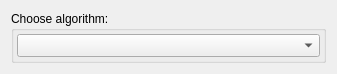
Before: the Qt Designer form biotracker/src/AlgorithmSelectionWidget.ui in BioroboticsLab/biotracker_gui, drawn with Qt 5.
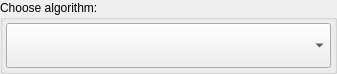
After: the same form once the commit is applied.

Commit message: Embed TrackingAlgorithm Tool Widget in QScrollArea

```diff
--- a/biotracker/src/AlgorithmSelectionWidget.ui
+++ b/biotracker/src/AlgorithmSelectionWidget.ui
@@ -20,6 +20,21 @@
    <string>Form</string>
   </property>
   <layout class="QVBoxLayout" name="verticalLayout">
+   <property name="spacing">
+    <number>0</number>
+   </property>
+   <property name="leftMargin">
+    <number>0</number>
+   </property>
+   <property name="topMargin">
+    <number>0</number>
+   </property>
+   <property name="rightMargin">
+    <number>0</number>
+   </property>
+   <property name="bottomMargin">
+    <number>0</number>
+   </property>
    <item>
     <widget class="QGroupBox" name="groupBox">
      <property name="sizePolicy">
```
The commit also changes 4 other files.
